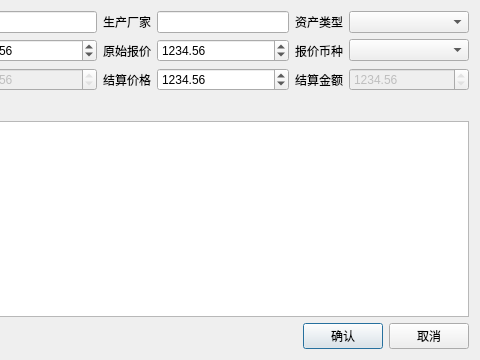
Qt form editor_template.ui (earlideal/jiandan) before a commit; both pictures show x 293 to 773 and y 0 to 360 of the 773 by 360 pixel window.
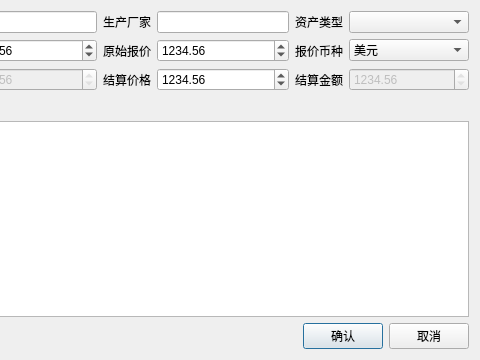
The same form after that commit.

What changed in the file:
```diff
--- a/editor_template.ui
+++ b/editor_template.ui
@@ -108,6 +108,16 @@
          <height>0</height>
         </size>
        </property>
+       <item>
+        <property name="text">
+         <string>美元</string>
+        </property>
+       </item>
+       <item>
+        <property name="text">
+         <string>英镑</string>
+        </property>
+       </item>
       </widget>
      </item>
      <item row="2" column="7">
```
